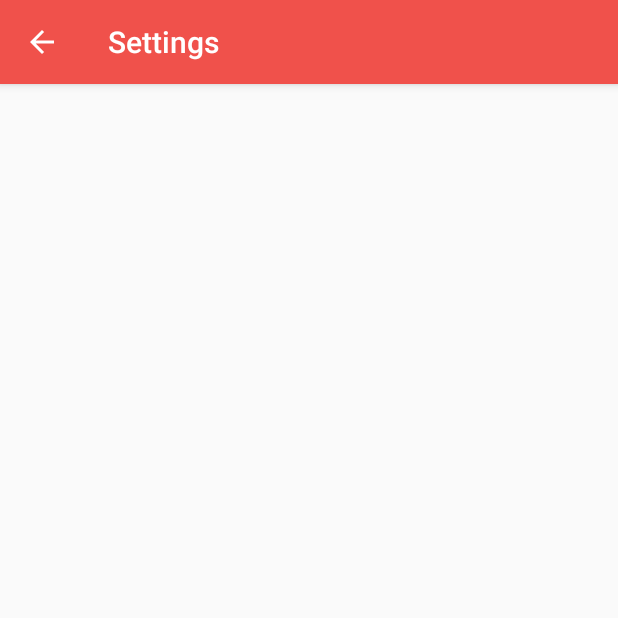
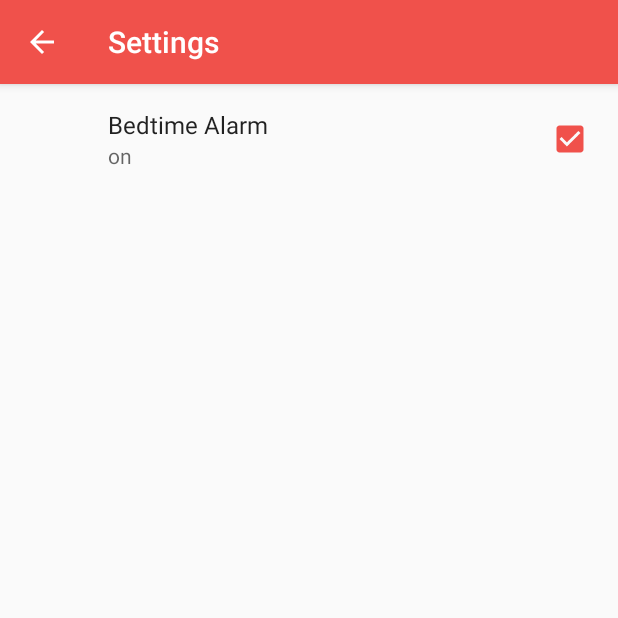
Before and after one commit to xuhong98/FocusTime, an Android app: the SettingsActivity screen opened directly, with no data from a screen before it, on a phone screen of 412 x 824 dp, the top half of it. Run offline under Robolectric (Android 15) with nearby library versions, the light colour scheme and no system bars; our stand-ins replace androidx.preference.

Commit message:
Add one preference in settings

```diff
--- a/app/build.gradle
+++ b/app/build.gradle
@@ -28,5 +28,6 @@ dependencies {
     compile 'com.android.support:appcompat-v7:25.3.1'
     compile 'com.android.support.constraint:constraint-layout:1.0.2'
     compile 'com.android.support:design:25.1.1'
+    compile 'com.android.support:preference-v7:25.0.0'
     testCompile 'junit:junit:4.12'
 }
--- /dev/null
+++ b/app/src/main/java/com/example/mango/focustime/SettingFragment.java
@@ -0,0 +1,16 @@
+package com.example.mango.focustime;
+
+import android.os.Bundle;
+import android.support.v7.preference.PreferenceFragmentCompat;
+
+/**
+ * Created by chenxiaoman on 17/7/17.
+ */
+
+public class SettingFragment extends PreferenceFragmentCompat {
+
+    @Override
+    public void onCreatePreferences(Bundle savedInstanceState, String rootKey) {
+        addPreferencesFromResource(R.xml.pref);
+    }
+}
--- a/app/src/main/res/layout/activity_settings.xml
+++ b/app/src/main/res/layout/activity_settings.xml
@@ -1,9 +1,6 @@
 <?xml version="1.0" encoding="utf-8"?>
-<android.support.constraint.ConstraintLayout xmlns:android="http://schemas.android.com/apk/res/android"
-    xmlns:app="http://schemas.android.com/apk/res-auto"
-    xmlns:tools="http://schemas.android.com/tools"
+<fragment xmlns:android="http://schemas.android.com/apk/res/android"
+    android:id="@+id/activity_settings"
+    android:name="com.example.mango.focustime.SettingFragment"
     android:layout_width="match_parent"
-    android:layout_height="match_parent"
-    tools:context="com.example.mango.focustime.SettingsActivity">
-
-</android.support.constraint.ConstraintLayout>
+    android:layout_height="match_parent"/>
--- a/app/src/main/res/values/styles.xml
+++ b/app/src/main/res/values/styles.xml
@@ -16,6 +16,7 @@
         <item name="colorPrimary">@color/colorPrimary</item>
         <item name="colorPrimaryDark">@color/colorPrimaryDark</item>
         <item name="colorAccent">@color/colorAccent</item>
+        <item name="preferenceTheme">@style/PreferenceThemeOverlay</item>
     </style>
 
     <!-- Theme of the editor -->
@@ -51,4 +52,6 @@
         <item name="android:paddingTop">16dp</item>
         <item name="android:textAppearance">?android:textAppearanceSmall</item>
     </style>
+
+
 </resources>
--- /dev/null
+++ b/app/src/main/res/xml/pref.xml
@@ -0,0 +1,9 @@
+<?xml version="1.0" encoding="utf-8"?>
+<PreferenceScreen xmlns:android="http://schemas.android.com/apk/res/android">
+    <CheckBoxPreference
+        android:defaultValue="true"
+        android:key="Bedtime Alarm"
+        android:title="Bedtime Alarm"
+        android:summaryOn="on"
+        android:summaryOff="off"/>
+</PreferenceScreen>
```
